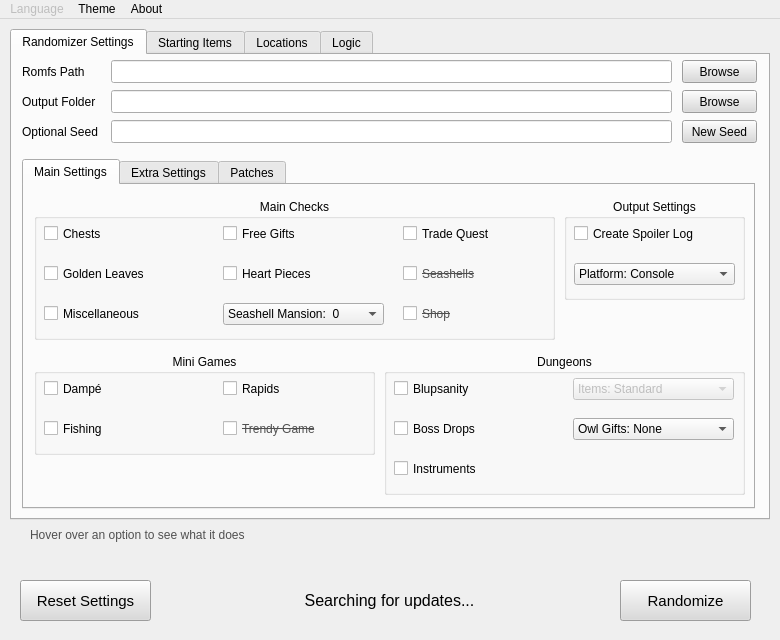
Before: the Qt Designer form UI/ui_form.ui in Owen-Splat/LAS-Randomizer, drawn with Qt 5.
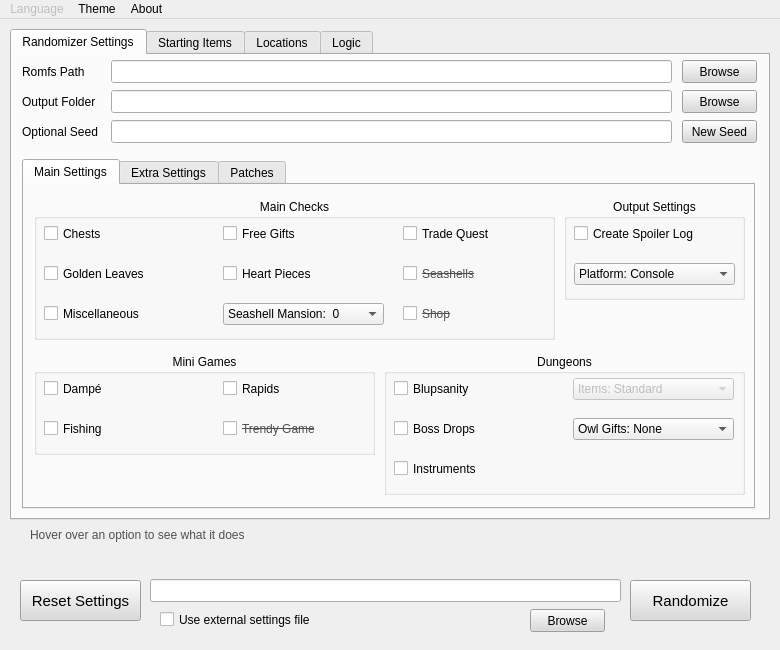
After: the same form once the commit is applied.

Commit message: add external settings option

What changed in the file:
```diff
--- a/UI/ui_form.ui
+++ b/UI/ui_form.ui
@@ -7,7 +7,7 @@
     <x>0</x>
     <y>0</y>
     <width>780</width>
-    <height>640</height>
+    <height>650</height>
    </rect>
   </property>
   <property name="minimumSize">
@@ -2449,9 +2449,9 @@
    <widget class="QPushButton" name="randomizeButton">
     <property name="geometry">
      <rect>
-      <x>620</x>
+      <x>630</x>
       <y>561</y>
-      <width>131</width>
+      <width>121</width>
       <height>41</height>
      </rect>
     </property>
@@ -2482,7 +2482,7 @@
      <rect>
       <x>20</x>
       <y>561</y>
-      <width>131</width>
+      <width>121</width>
       <height>41</height>
      </rect>
     </property>
@@ -2508,33 +2508,6 @@
      <bool>false</bool>
     </property>
    </widget>
-   <widget class="QLabel" name="updateChecker">
-    <property name="enabled">
-     <bool>true</bool>
-    </property>
-    <property name="geometry">
-     <rect>
-      <x>179</x>
-      <y>561</y>
-      <width>421</width>
-      <height>41</height>
-     </rect>
-    </property>
-    <property name="font">
-     <font>
-      <pointsize>12</pointsize>
-     </font>
-    </property>
-    <property name="text">
-     <string>Searching for updates...</string>
-    </property>
-    <property name="alignment">
-     <set>Qt::AlignCenter</set>
-    </property>
-    <property name="openExternalLinks">
-     <bool>true</bool>
-    </property>
-   </widget>
    <widget class="QLabel" name="explainationLabel">
     <property name="geometry">
      <rect>
@@ -2584,6 +2557,90 @@
      <bool>false</bool>
     </property>
    </widget>
+   <widget class="QLineEdit" name="lineEdit_4">
+    <property name="geometry">
+     <rect>
+      <x>150</x>
+      <y>560</y>
+      <width>471</width>
+      <height>23</height>
+     </rect>
+    </property>
+    <property name="font">
+     <font>
+      <pointsize>9</pointsize>
+      <bold>false</bold>
+     </font>
+    </property>
+   </widget>
+   <widget class="QCheckBox" name="externalSettingsCheck">
+    <property name="enabled">
+     <bool>true</bool>
+    </property>
+    <property name="geometry">
+     <rect>
+      <x>160</x>
+      <y>590</y>
+      <width>161</width>
+      <height>21</height>
+     </rect>
+    </property>
+    <property name="font">
+     <font>
+      <pointsize>9</pointsize>
+      <strikeout>false</strikeout>
+     </font>
+    </property>
+    <property name="toolTip">
+     <string/>
+    </property>
+    <property name="whatsThis">
+     <string/>
+    </property>
+    <property name="text">
+     <string>Use external settings file</string>
+    </property>
+    <property name="checkable">
+     <bool>true</bool>
+    </property>
+   </widget>
+   <widget class="QPushButton" name="browseButton3">
+    <property name="geometry">
+     <rect>
+      <x>530</x>
+      <y>590</y>
+      <width>75</width>
+      <height>23</height>
+     </rect>
+    </property>
+    <property name="sizePolicy">
+     <sizepolicy hsizetype="Preferred" vsizetype="Fixed">
+      <horstretch>0</horstretch>
+      <verstretch>0</verstretch>
+     </sizepolicy>
+    </property>
+    <property name="font">
+     <font>
+      <pointsize>9</pointsize>
+      <bold>false</bold>
+     </font>
+    </property>
+    <property name="autoFillBackground">
+     <bool>false</bool>
+    </property>
+    <property name="styleSheet">
+     <string notr="true">background-color: rgb(218, 218, 218);</string>
+    </property>
+    <property name="text">
+     <string>Browse</string>
+    </property>
+    <property name="default">
+     <bool>false</bool>
+    </property>
+    <property name="flat">
+     <bool>false</bool>
+    </property>
+   </widget>
   </widget>
   <widget class="QMenuBar" name="menuBar">
    <property name="geometry">
```
The commit also changes 3 other files.
